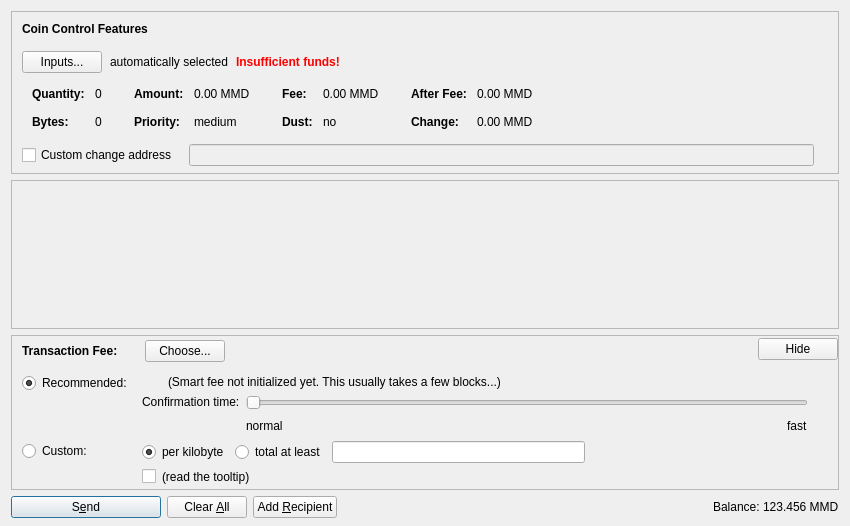
Old version of the form src/qt/forms/sendcoinsdialog.ui in the repository Patrick-W-McMahon/MagMellDollar.
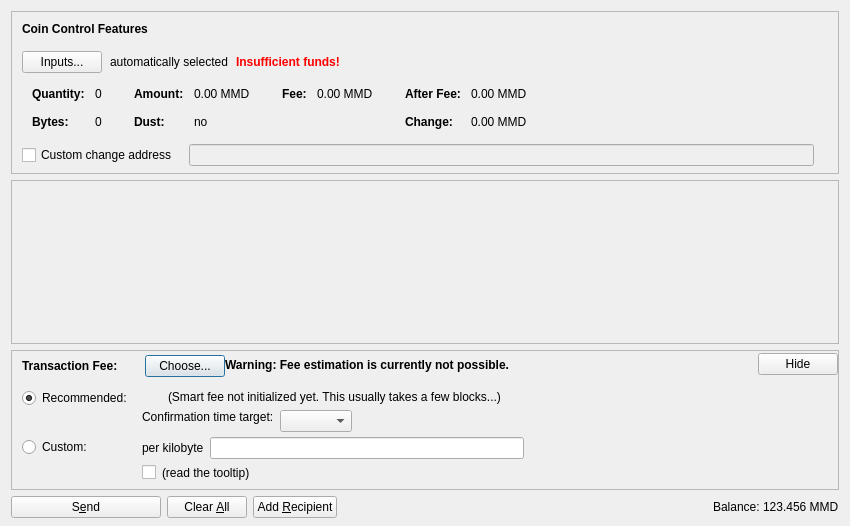
New version of the form. Icons and pictures are not drawn. Custom widgets are drawn as their Qt base class.

Diff of the .ui file:
```diff
--- a/src/qt/forms/sendcoinsdialog.ui
+++ b/src/qt/forms/sendcoinsdialog.ui
@@ -332,86 +332,6 @@
                 </widget>
                </item>
                <item row="1" column="0">
-                <widget class="QLabel" name="labelCoinControlPriorityText">
-                 <property name="font">
-                  <font>
-                   <weight>75</weight>
-                   <bold>true</bold>
-                  </font>
-                 </property>
-                 <property name="text">
-                  <string>Priority:</string>
-                 </property>
-                </widget>
-               </item>
-               <item row="1" column="1">
-                <widget class="QLabel" name="labelCoinControlPriority">
-                 <property name="cursor">
-                  <cursorShape>IBeamCursor</cursorShape>
-                 </property>
-                 <property name="contextMenuPolicy">
-                  <enum>Qt::ActionsContextMenu</enum>
-                 </property>
-                 <property name="text">
-                  <string notr="true">medium</string>
-                 </property>
-                 <property name="textInteractionFlags">
-                  <set>Qt::LinksAccessibleByMouse|Qt::TextSelectableByKeyboard|Qt::TextSelectableByMouse</set>
-                 </property>
-                </widget>
-               </item>
-              </layout>
-             </item>
-             <item>
-              <layout class="QFormLayout" name="formLayoutCoinControl3">
-               <property name="horizontalSpacing">
-                <number>10</number>
-               </property>
-               <property name="verticalSpacing">
-                <number>14</number>
-               </property>
-               <property name="leftMargin">
-                <number>6</number>
-               </property>
-               <property name="topMargin">
-                <number>4</number>
-               </property>
-               <property name="rightMargin">
-                <number>6</number>
-               </property>
-               <item row="0" column="0">
-                <widget class="QLabel" name="labelCoinControlFeeText">
-                 <property name="font">
-                  <font>
-                   <weight>75</weight>
-                   <bold>true</bold>
-                  </font>
-                 </property>
-                 <property name="text">
-                  <string>Fee:</string>
-                 </property>
-                 <property name="margin">
-                  <number>0</number>
-                 </property>
-                </widget>
-               </item>
-               <item row="0" column="1">
-                <widget class="QLabel" name="labelCoinControlFee">
-                 <property name="cursor">
-                  <cursorShape>IBeamCursor</cursorShape>
-                 </property>
-                 <property name="contextMenuPolicy">
-                  <enum>Qt::ActionsContextMenu</enum>
-                 </property>
-                 <property name="text">
-                  <string notr="true">0.00 MMD</string>
-                 </property>
-                 <property name="textInteractionFlags">
-                  <set>Qt::LinksAccessibleByMouse|Qt::TextSelectableByKeyboard|Qt::TextSelectableByMouse</set>
-                 </property>
-                </widget>
-               </item>
-               <item row="1" column="0">
                 <widget class="QLabel" name="labelCoinControlLowOutputText">
                  <property name="font">
                   <font>
@@ -442,6 +362,57 @@
                </item>
               </layout>
              </item>
+             <item>
+              <layout class="QFormLayout" name="formLayoutCoinControl3">
+               <property name="horizontalSpacing">
+                <number>10</number>
+               </property>
+               <property name="verticalSpacing">
+                <number>14</number>
+               </property>
+               <property name="leftMargin">
+                <number>6</number>
+               </property>
+               <property name="topMargin">
+                <number>4</number>
+               </property>
+               <property name="rightMargin">
+                <number>6</number>
+               </property>
+               <item row="0" column="0">
+                <widget class="QLabel" name="labelCoinControlFeeText">
+                 <property name="font">
+                  <font>
+                   <weight>75</weight>
+                   <bold>true</bold>
+                  </font>
+                 </property>
+                 <property name="text">
+                  <string>Fee:</string>
+                 </property>
+                 <property name="margin">
+                  <number>0</number>
+                 </property>
+                </widget>
+               </item>
+               <item row="0" column="1">
+                <widget class="QLabel" name="labelCoinControlFee">
+                 <property name="cursor">
+                  <cursorShape>IBeamCursor</cursorShape>
+                 </property>
+                 <property name="contextMenuPolicy">
+                  <enum>Qt::ActionsContextMenu</enum>
+                 </property>
+                 <property name="text">
+                  <string notr="true">0.00 MMD</string>
+                 </property>
+                 <property name="textInteractionFlags">
+                  <set>Qt::LinksAccessibleByMouse|Qt::TextSelectableByKeyboard|Qt::TextSelectableByMouse</set>
+                 </property>
+                </widget>
+               </item>
+              </layout>
+             </item>
              <item>
               <layout class="QFormLayout" name="formLayoutCoinControl4">
                <property name="horizontalSpacing">
@@ -788,11 +759,33 @@
             </item>
            </layout>
           </item>
+          <item>
+           <widget class="QLabel" name="fallbackFeeWarningLabel">
+            <property name="toolTip">
+             <string>Using the fallbackfee can result in sending a transaction that will take several hours or days (or never) to confirm. Consider choosing your fee manually or wait until you have validated the complete chain.</string>
+            </property>
+            <property name="font">
+            <font>
+                <weight>75</weight>
+                <bold>true</bold>
+            </font>
+            </property>
+            <property name="text">
+             <string>Warning: Fee estimation is currently not possible.</string>
+            </property>
+            <property name="wordWrap">
+             <bool>false</bool>
+            </property>
+           </widget>
+          </item>
           <item>
            <spacer name="horizontalSpacer_4">
             <property name="orientation">
              <enum>Qt::Horizontal</enum>
             </property>
+            <property name="sizeType">
+             <enum>QSizePolicy::MinimumExpanding</enum>
+            </property>
             <property name="sizeHint" stdset="0">
              <size>
               <width>40</width>
@@ -853,36 +846,19 @@
                <item>
                 <layout class="QHBoxLayout" name="horizontalLayoutFee13">
                  <item>
-                  <widget class="QRadioButton" name="radioCustomPerKilobyte">
+                  <widget class="QLabel" name="labelCustomPerKilobyte">
                    <property name="toolTip">
-                    <string>If the custom fee is set to 1000 satoshis and the transaction is only 250 bytes, then &quot;per kilobyte&quot; only pays 250 satoshis in fee, while &quot;total at least&quot; pays 1000 satoshis. For transactions bigger than a kilobyte both pay by kilobyte.</string>
+                    <string>Specify a custom fee per kB (1,000 bytes) of the transaction's virtual size.
+
+Note:  Since the fee is calculated on a per-byte basis, a fee of "100 satoshis per kB" for a transaction size of 500 bytes (half of 1 kB) would ultimately yield a fee of only 50 satoshis.</string>
                    </property>
                    <property name="text">
                     <string>per kilobyte</string>
                    </property>
-                   <property name="checked">
-                    <bool>true</bool>
-                   </property>
-                   <attribute name="buttonGroup">
-                    <string notr="true">groupCustomFee</string>
-                   </attribute>
                   </widget>
                  </item>
                  <item>
-                  <widget class="QRadioButton" name="radioCustomAtLeast">
-                   <property name="toolTip">
-                    <string>If the custom fee is set to 1000 satoshis and the transaction is only 250 bytes, then &quot;per kilobyte&quot; only pays 250 satoshis in fee, while &quot;total at least&quot; pays 1000 satoshis. For transactions bigger than a kilobyte both pay by kilobyte.</string>
-                   </property>
-                   <property name="text">
-                    <string>total at least</string>
-                   </property>
-                   <attribute name="buttonGroup">
-                    <string notr="true">groupCustomFee</string>
-                   </attribute>
-                  </widget>
-                 </item>
-                 <item>
-                  <widget class="MagmelldollarAmountField" name="customFee"/>
+                  <widget class="BitcoinAmountField" name="customFee"/>
                  </item>
                  <item>
                   <spacer name="horizontalSpacer_6">
@@ -1060,7 +1036,7 @@
                    <item>
                     <widget class="QLabel" name="labelSmartFee3">
                      <property name="text">
-                      <string>Confirmation time:</string>
+                      <string>Confirmation time target:</string>
                      </property>
                      <property name="margin">
                       <number>2</number>
@@ -1088,44 +1064,15 @@
                     <number>30</number>
                    </property>
                    <item>
-                    <widget class="QSlider" name="sliderSmartFee">
-                     <property name="minimum">
+                    <layout class="QHBoxLayout" name="horizontalLayoutConfTarget">
+                     <property name="bottomMargin">
                       <number>0</number>
                      </property>
-                     <property name="maximum">
-                      <number>24</number>
-                     </property>
-                     <property name="pageStep">
-                      <number>1</number>
-                     </property>
-                     <property name="value">
-                      <number>0</number>
-                     </property>
-                     <property name="orientation">
-                      <enum>Qt::Horizontal</enum>
-                     </property>
-                     <property name="invertedAppearance">
-                      <bool>false</bool>
-                     </property>
-                     <property name="invertedControls">
-                      <bool>false</bool>
-                     </property>
-                     <property name="tickPosition">
-                      <enum>QSlider::NoTicks</enum>
-                     </property>
-                    </widget>
-                   </item>
-                   <item>
-                    <layout class="QHBoxLayout" name="horizontalLayoutFee10">
                      <item>
-                      <widget class="QLabel" name="labelSmartFeeNormal">
-                       <property name="text">
-                        <string>normal</string>
-                       </property>
-                      </widget>
+                      <widget class="QComboBox" name="confTargetSelector"/>
                      </item>
                      <item>
-                      <spacer name="horizontalSpacer_3">
+                      <spacer name="horizontalSpacerConfTarget">
                        <property name="orientation">
                         <enum>Qt::Horizontal</enum>
                        </property>
@@ -1137,13 +1084,6 @@
                        </property>
                       </spacer>
                      </item>
-                     <item>
-                      <widget class="QLabel" name="labelSmartFeeFast">
-                       <property name="text">
-                        <string>fast</string>
-                       </property>
-                      </widget>
-                     </item>
                     </layout>
                    </item>
                   </layout>
@@ -1177,8 +1117,8 @@
           </property>
           <property name="sizeHint" stdset="0">
            <size>
-            <width>800</width>
-            <height>1</height>
+            <width>40</width>
+            <height>5</height>
            </size>
           </property>
          </spacer>
@@ -1205,14 +1145,14 @@
         <string>S&amp;end</string>
        </property>
        <property name="icon">
-        <iconset resource="../magmelldollar.qrc">
+        <iconset resource="../bitcoin.qrc">
          <normaloff>:/icons/send</normaloff>:/icons/send</iconset>
        </property>
        <property name="autoDefault">
         <bool>false</bool>
        </property>
        <property name="default">
-        <bool>true</bool>
+        <bool>false</bool>
        </property>
       </widget>
      </item>
@@ -1231,7 +1171,7 @@
         <string>Clear &amp;All</string>
        </property>
        <property name="icon">
-        <iconset resource="../magmelldollar.qrc">
+        <iconset resource="../bitcoin.qrc">
          <normaloff>:/icons/remove</normaloff>:/icons/remove</iconset>
        </property>
        <property name="autoDefault">
@@ -1248,7 +1188,7 @@
         <string>Add &amp;Recipient</string>
        </property>
        <property name="icon">
-        <iconset resource="../magmelldollar.qrc">
+        <iconset resource="../bitcoin.qrc">
          <normaloff>:/icons/add</normaloff>:/icons/add</iconset>
        </property>
        <property name="autoDefault">
@@ -1316,21 +1256,20 @@
   <customwidget>
    <class>QValidatedLineEdit</class>
    <extends>QLineEdit</extends>
-   <header>qvalidatedlineedit.h</header>
+   <header>qt/qvalidatedlineedit.h</header>
   </customwidget>
   <customwidget>
-   <class>MagmelldollarAmountField</class>
+   <class>BitcoinAmountField</class>
    <extends>QLineEdit</extends>
-   <header>magmelldollaramountfield.h</header>
+   <header>qt/bitcoinamountfield.h</header>
    <container>1</container>
   </customwidget>
  </customwidgets>
  <resources>
-  <include location="../magmelldollar.qrc"/>
+  <include location="../bitcoin.qrc"/>
  </resources>
  <connections/>
  <buttongroups>
   <buttongroup name="groupFee"/>
-  <buttongroup name="groupCustomFee"/>
  </buttongroups>
 </ui>
```
